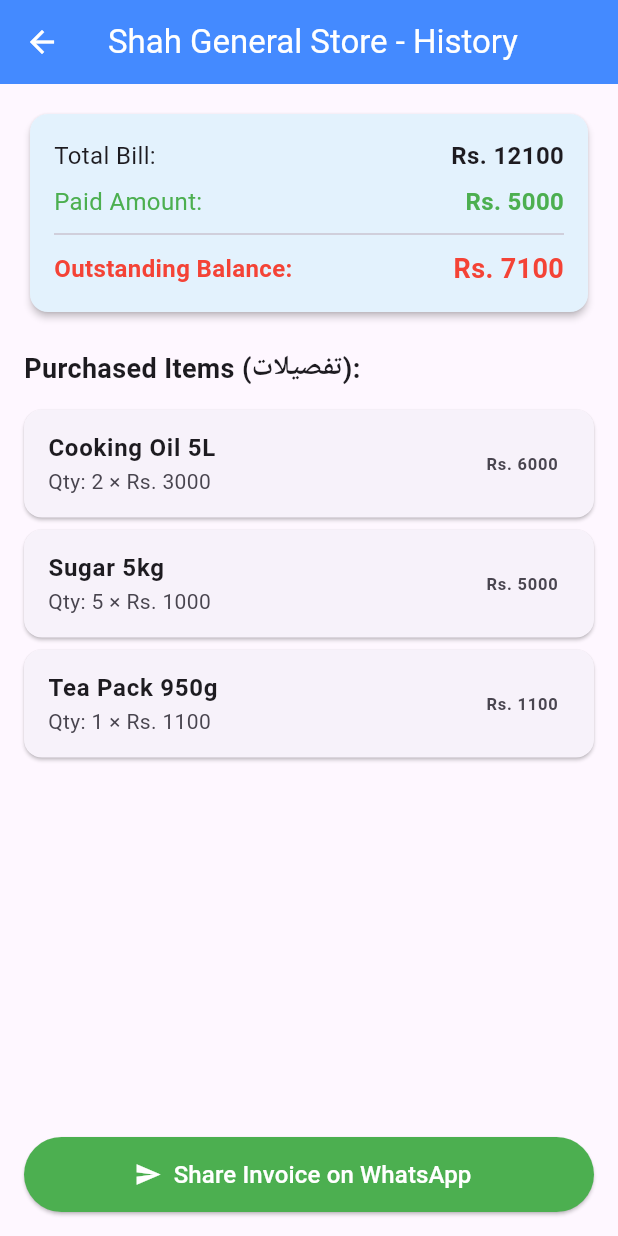
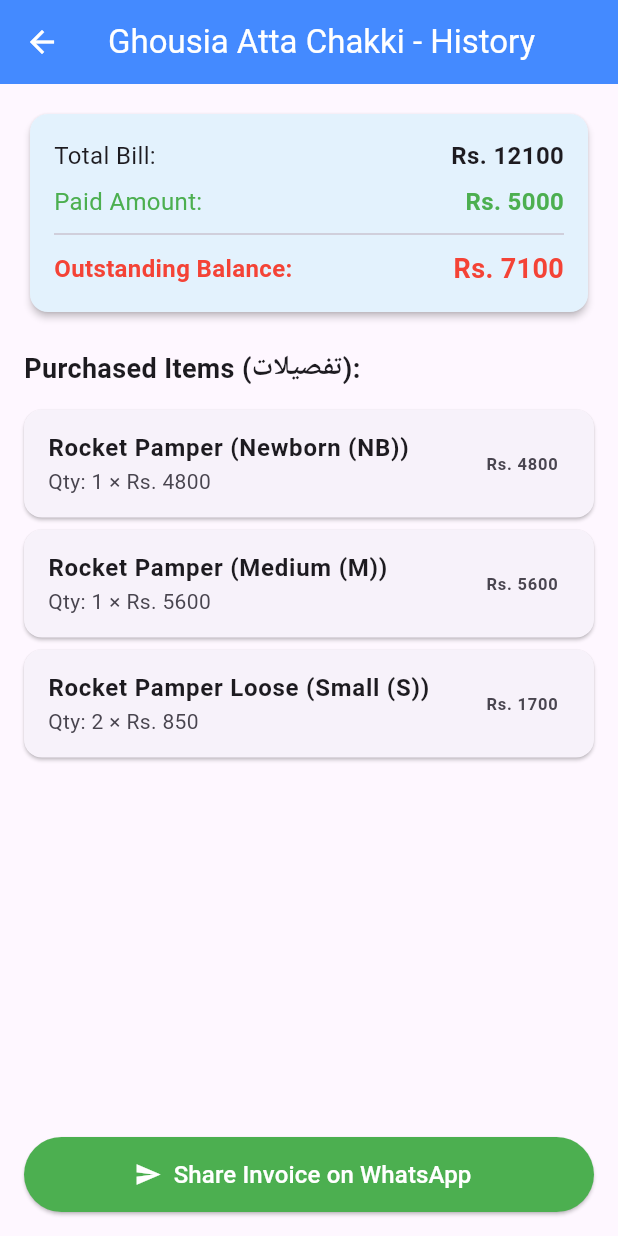
Before and after one commit to atharazad5-creator/Global-_Digital_Udhar-Book, a Flutter app: the InvoiceHistoryDetailScreen screen opened directly with sample values from the repository, on a phone screen of 412 x 824 dp. Run offline on Flutter 3.47's test engine with Material 3 defaults, Android fonts, the phone set to English and light mode, and no system bars.

Commit message:
Update main.dart

```diff
--- a/lib/main.dart
+++ b/lib/main.dart
@@ -25,6 +25,7 @@ class GlobalDigitalKhataApp extends StatelessWidget {
 // Data Models
 class StockItem {
   String name;
+  String size;
   int cartons;
   int packetsPerCarton;
   int loosePackets;
@@ -32,6 +33,7 @@ class StockItem {
 
   StockItem({
     required this.name,
+    required this.size,
     required this.cartons,
     required this.packetsPerCarton,
     required this.loosePackets,
@@ -43,10 +45,16 @@ class StockItem {
 
 class InvoiceItem {
   final String name;
+  final String size;
   final int qty;
   final double price;
 
-  InvoiceItem({required this.name, required this.qty, required this.price});
+  InvoiceItem({
+    required this.name,
+    required this.size,
+    required this.qty,
+    required this.price,
+  });
 
   double get total => qty * price;
 }
@@ -69,34 +77,35 @@ class Outlet {
   double get balance => totalBill - paidAmount;
 }
 
-// Global Preserved Data
+// Global Preserved Data - Rocket Pamper Stock & Ghousia Store Outlets
+List<StockItem> globalStock = [
+  StockItem(name: "Rocket Pamper", size: "Newborn (NB)", cartons: 25, packetsPerCarton: 8, loosePackets: 0, pricePerCarton: 4800.0),
+  StockItem(name: "Rocket Pamper", size: "Small (S)", cartons: 25, packetsPerCarton: 8, loosePackets: 0, pricePerCarton: 5200.0),
+  StockItem(name: "Rocket Pamper", size: "Medium (M)", cartons: 25, packetsPerCarton: 8, loosePackets: 0, pricePerCarton: 5600.0),
+  StockItem(name: "Rocket Pamper", size: "Large (L)", cartons: 25, packetsPerCarton: 8, loosePackets: 0, pricePerCarton: 6000.0),
+];
+
 List<Outlet> globalOutlets = [
   Outlet(
-    name: "Shah General Store",
+    name: "Ghousia Atta Chakki",
     phone: "+923001234567",
     totalBill: 12100.0,
     paidAmount: 5000.0,
     items: [
-      InvoiceItem(name: "Cooking Oil 5L", qty: 2, price: 3000.0),
-      InvoiceItem(name: "Sugar 5kg", qty: 5, price: 1000.0),
-      InvoiceItem(name: "Tea Pack 950g", qty: 1, price: 1100.0),
+      InvoiceItem(name: "Rocket Pamper", size: "Newborn (NB)", qty: 1, price: 4800.0),
+      InvoiceItem(name: "Rocket Pamper", size: "Medium (M)", qty: 1, price: 5600.0),
+      InvoiceItem(name: "Rocket Pamper Loose", size: "Small (S)", qty: 2, price: 850.0),
     ],
   ),
   Outlet(
-    name: "Kashif Traders",
+    name: "ABC Traders",
     phone: "+923009876543",
-    totalBill: 8000.0,
-    paidAmount: 8000.0, // Fully Paid - Blue Color
+    totalBill: 10400.0,
+    paidAmount: 10400.0, // Fully Paid -> Shows Blue
     items: [
-      InvoiceItem(name: "Rice Special 10kg", qty: 4, price: 2000.0),
+      InvoiceItem(name: "Rocket Pamper", size: "Small (S)", qty: 2, price: 5200.0),
     ],
   ),
-];
-
-List<StockItem> globalStock = [
-  StockItem(name: "Cooking Oil 5L", cartons: 10, packetsPerCarton: 4, loosePackets: 2, pricePerCarton: 12000.0),
-  StockItem(name: "Sugar 5kg", cartons: 20, packetsPerCarton: 10, loosePackets: 0, pricePerCarton: 10000.0),
-  StockItem(name: "Tea Pack 950g", cartons: 5, packetsPerCarton: 12, loosePackets: 5, pricePerCarton: 13200.0),
 ];
 
 // Helper: Convert Number to Words
@@ -145,33 +154,33 @@ class _MainNavigationScreenState extends State<MainNavigationScreen> {
           children: [
             const UserAccountsDrawerHeader(
               accountName: Text("Global Digital Khata", style: TextStyle(fontSize: 18, fontWeight: FontWeight.bold)),
-              accountEmail: Text("Manage Outlets, Stock & Invoices"),
+              accountEmail: Text("Rocket Pamper Distribution"),
               currentAccountPicture: CircleAvatar(
                 backgroundColor: Colors.white,
-                child: Icon(Icons.store, size: 40, color: Colors.blueAccent),
+                child: Icon(Icons.child_friendly, size: 40, color: Colors.blueAccent),
               ),
               decoration: BoxDecoration(color: Colors.blueAccent),
             ),
             ListTile(
-              leading: const Icon(Icons.people, color: Colors.blueAccent),
+              leading: const Icon(Icons.store, color: Colors.blueAccent),
               title: const Text('My Outlets (دکانیں)'),
               selected: _selectedIndex == 0,
               onTap: () => _onSelectItem(0),
             ),
             ListTile(
-              leading: const Icon(Icons.inventory, color: Colors.blueAccent),
+              leading: const Icon(Icons.inventory_2, color: Colors.blueAccent),
               title: const Text('Stock Management (اسٹاک)'),
               selected: _selectedIndex == 1,
               onTap: () => _onSelectItem(1),
             ),
             ListTile(
-              leading: const Icon(Icons.shopping_cart, color: Colors.blueAccent),
+              leading: const Icon(Icons.add_shopping_cart, color: Colors.blueAccent),
               title: const Text('Sales Order (فروخت)'),
               selected: _selectedIndex == 2,
               onTap: () => _onSelectItem(2),
             ),
             ListTile(
-              leading: const Icon(Icons.history, color: Colors.blueAccent),
+              leading: const Icon(Icons.receipt_long, color: Colors.blueAccent),
               title: const Text('Invoice History (انوائس ہسٹری)'),
               selected: _selectedIndex == 3,
               onTap: () => _onSelectItem(3),
@@ -248,7 +257,7 @@ class OutletsScreen extends StatelessWidget {
   }
 }
 
-// 2. STOCK MANAGEMENT SCREEN
+// 2. STOCK MANAGEMENT SCREEN (ROCKET PAMPER SIZES)
 class StockScreen extends StatelessWidget {
   const StockScreen({super.key});
 
@@ -264,7 +273,8 @@ class StockScreen extends StatelessWidget {
             elevation: 2,
             margin: const EdgeInsets.symmetric(vertical: 6),
             child: ListTile(
-              title: Text(stock.name, style: const TextStyle(fontWeight: FontWeight.bold, fontSize: 16)),
+              leading: const Icon(Icons.inventory, color: Colors.blueAccent),
+              title: Text("${stock.name} - ${stock.size}", style: const TextStyle(fontWeight: FontWeight.bold, fontSize: 16)),
               subtitle: Text(
                 "Cartons: ${stock.cartons} | Loose: ${stock.loosePackets}\nTotal Packets: ${stock.totalPackets}",
               ),
@@ -300,8 +310,8 @@ class SalesOrderScreen extends StatelessWidget {
                     Icon(Icons.add_shopping_cart, color: Colors.white, size: 30),
                     SizedBox(width: 12),
                     Text(
-                      "Create New Sales Order",
-                      style: TextStyle(color: Colors.white, fontSize: 18, fontWeight: FontWeight.bold),
+                      "Create Sales Order (Rocket Pamper)",
+                      style: TextStyle(color: Colors.white, fontSize: 17, fontWeight: FontWeight.bold),
                     ),
                   ],
                 ),
@@ -315,13 +325,13 @@ class SalesOrderScreen extends StatelessWidget {
                   final item = globalStock[index];
                   return Card(
                     child: ListTile(
-                      title: Text(item.name),
-                      subtitle: Text("Price: Rs. ${item.pricePerCarton.toStringAsFixed(0)}"),
+                      title: Text("${item.name} (${item.size})"),
+                      subtitle: Text("Price: Rs. ${item.pricePerCarton.toStringAsFixed(0)} / Ctn"),
                       trailing: IconButton(
                         icon: const Icon(Icons.add_circle, color: Colors.blueAccent),
                         onPressed: () {
                           ScaffoldMessenger.of(context).showSnackBar(
-                            SnackBar(content: Text("${item.name} Order cart me add ho gaya")),
+                            SnackBar(content: Text("${item.name} ${item.size} Order cart me add ho gaya")),
                           );
                         },
                       ),
@@ -383,7 +393,7 @@ class InvoiceHistoryDetailScreen extends StatelessWidget {
     message.writeln("*Items Purchased:*");
 
     for (var item in outlet.items) {
-      message.writeln("• ${item.name} x${item.qty} @ Rs.${item.price.toStringAsFixed(0)} = Rs.${item.total.toStringAsFixed(0)}");
+      message.writeln("• ${item.name} (${item.size}) x${item.qty} @ Rs.${item.price.toStringAsFixed(0)} = Rs.${item.total.toStringAsFixed(0)}");
     }
 
     message.writeln("--------------------------");
@@ -470,7 +480,7 @@ class InvoiceHistoryDetailScreen extends StatelessWidget {
                   return Card(
                     margin: const EdgeInsets.symmetric(vertical: 4),
                     child: ListTile(
-                      title: Text(item.name, style: const TextStyle(fontWeight: FontWeight.w600)),
+                      title: Text("${item.name} (${item.size})", style: const TextStyle(fontWeight: FontWeight.w600)),
                       subtitle: Text("Qty: ${item.qty} × Rs. ${item.price.toStringAsFixed(0)}"),
                       trailing: Text(
                         "Rs. ${item.total.toStringAsFixed(0)}",
```
